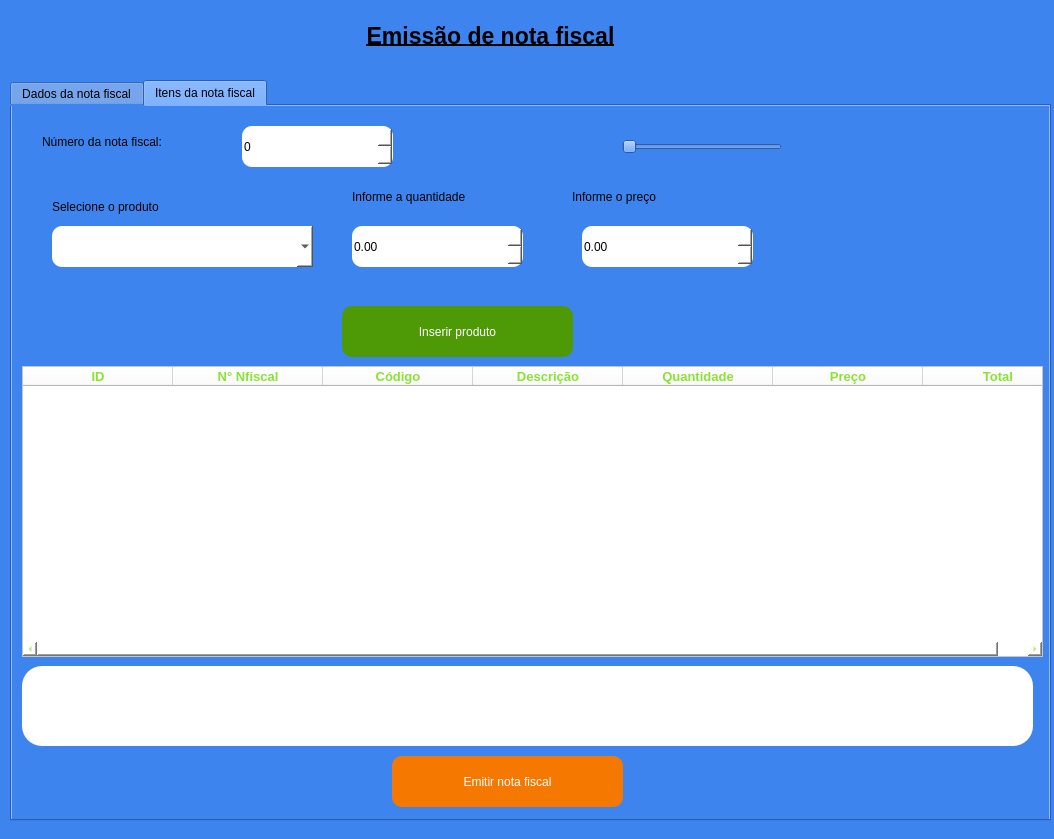
The window that emissao_nf.ui (JVwolfart/PROJETO-SALAO-JOVEM-PROGRAMADOR) describes before a commit, drawn with Qt 5.
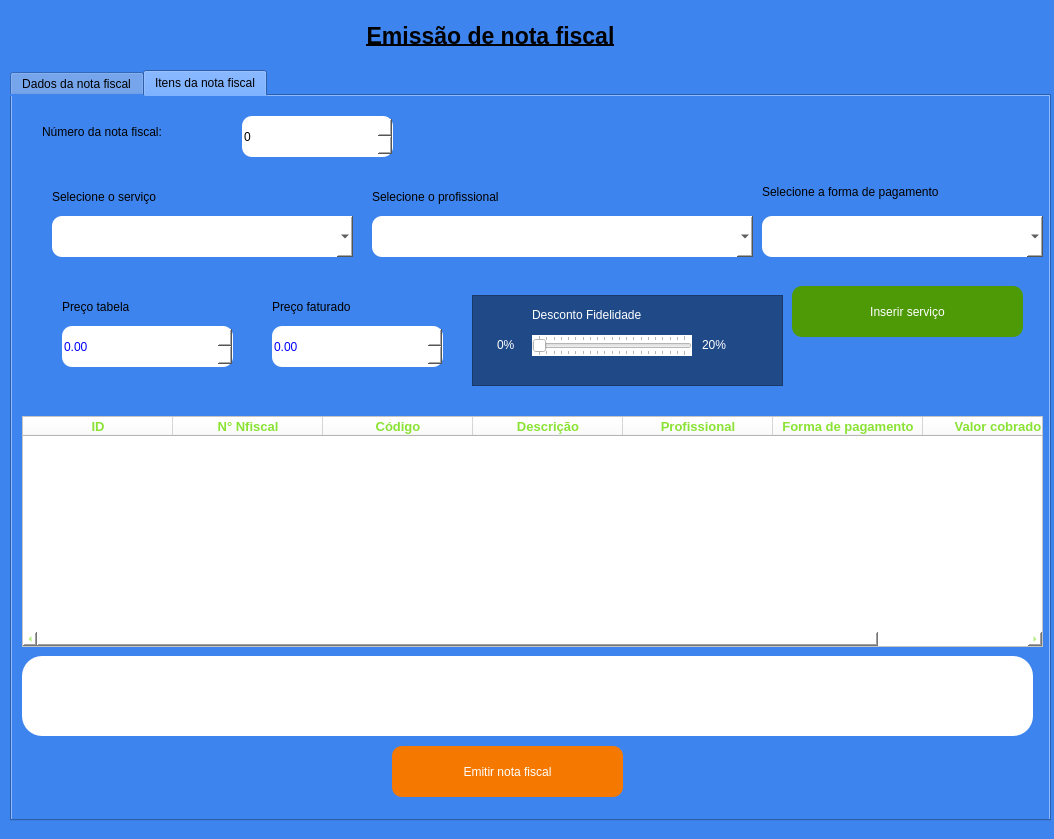
The same window after the commit. The open tabs and pages were chosen to show the change. Icons and pictures are not drawn.

Patch:
```diff
--- a/emissao_nf.ui
+++ b/emissao_nf.ui
@@ -59,9 +59,9 @@
     <property name="geometry">
      <rect>
       <x>10</x>
-      <y>80</y>
+      <y>70</y>
       <width>1041</width>
-      <height>741</height>
+      <height>751</height>
      </rect>
     </property>
     <property name="currentIndex">
@@ -163,9 +163,9 @@
       <property name="geometry">
        <rect>
         <x>10</x>
-        <y>260</y>
+        <y>320</y>
         <width>1021</width>
-        <height>291</height>
+        <height>231</height>
        </rect>
       </property>
       <property name="sizePolicy">
@@ -272,7 +272,7 @@
       </column>
       <column>
        <property name="text">
-        <string>Quantidade</string>
+        <string>Profissional</string>
        </property>
        <property name="font">
         <font>
@@ -287,7 +287,7 @@
       </column>
       <column>
        <property name="text">
-        <string>Preço</string>
+        <string>Forma de pagamento</string>
        </property>
        <property name="font">
         <font>
@@ -302,7 +302,22 @@
       </column>
       <column>
        <property name="text">
-        <string>Total</string>
+        <string>Valor cobrado</string>
+       </property>
+       <property name="font">
+        <font>
+         <pointsize>10</pointsize>
+         <weight>75</weight>
+         <bold>true</bold>
+        </font>
+       </property>
+       <property name="textAlignment">
+        <set>AlignCenter</set>
+       </property>
+      </column>
+      <column>
+       <property name="text">
+        <string>Fidelidade</string>
        </property>
        <property name="font">
         <font>
@@ -355,7 +370,7 @@
        <rect>
         <x>40</x>
         <y>120</y>
-        <width>261</width>
+        <width>301</width>
         <height>41</height>
        </rect>
       </property>
@@ -376,14 +391,17 @@
        </rect>
       </property>
       <property name="text">
-       <string>Selecione o produto</string>
+       <string>Selecione o serviço</string>
       </property>
      </widget>
-     <widget class="QDoubleSpinBox" name="InputQuantidade">
+     <widget class="QDoubleSpinBox" name="InputPtab">
+      <property name="enabled">
+       <bool>false</bool>
+      </property>
       <property name="geometry">
        <rect>
-        <x>340</x>
-        <y>120</y>
+        <x>50</x>
+        <y>230</y>
         <width>171</width>
         <height>41</height>
        </rect>
@@ -392,17 +410,20 @@
        <string notr="true">background-color: rgb(255, 255, 255);
 border-radius: 10px;
 border-color: rgb(0,0,0);
-color: black</string>
+color: blue;</string>
       </property>
       <property name="maximum">
        <double>99999.990000000005239</double>
       </property>
      </widget>
-     <widget class="QDoubleSpinBox" name="InputPreco">
+     <widget class="QDoubleSpinBox" name="InputPfat">
+      <property name="enabled">
+       <bool>false</bool>
+      </property>
       <property name="geometry">
        <rect>
-        <x>570</x>
-        <y>120</y>
+        <x>260</x>
+        <y>230</y>
         <width>171</width>
         <height>41</height>
        </rect>
@@ -411,43 +432,17 @@
        <string notr="true">background-color: rgb(255, 255, 255);
 border-radius: 10px;
 border-color: rgb(0,0,0);
-color: black</string>
+color: blue;</string>
       </property>
       <property name="maximum">
        <double>99999.990000000005239</double>
       </property>
      </widget>
-     <widget class="QLabel" name="label_6">
-      <property name="geometry">
-       <rect>
-        <x>340</x>
-        <y>80</y>
-        <width>191</width>
-        <height>22</height>
-       </rect>
-      </property>
-      <property name="text">
-       <string>Informe a quantidade</string>
-      </property>
-     </widget>
-     <widget class="QLabel" name="label_7">
-      <property name="geometry">
-       <rect>
-        <x>560</x>
-        <y>80</y>
-        <width>191</width>
-        <height>22</height>
-       </rect>
-      </property>
-      <property name="text">
-       <string>Informe o preço</string>
-      </property>
-     </widget>
      <widget class="QPushButton" name="BtnInserir">
       <property name="geometry">
        <rect>
-        <x>330</x>
-        <y>200</y>
+        <x>780</x>
+        <y>190</y>
         <width>231</width>
         <height>51</height>
        </rect>
@@ -461,7 +456,7 @@
 background-color: rgb(78, 154, 6);</string>
       </property>
       <property name="text">
-       <string>Inserir produto</string>
+       <string>Inserir serviço</string>
       </property>
      </widget>
      <widget class="QSpinBox" name="NumeroNf">
@@ -485,6 +480,9 @@
       <property name="readOnly">
        <bool>true</bool>
       </property>
+      <property name="maximum">
+       <number>2147483647</number>
+      </property>
      </widget>
      <widget class="QFrame" name="frame_2">
       <property name="geometry">
@@ -533,24 +531,181 @@
        </property>
       </widget>
      </widget>
-     <widget class="QSlider" name="horizontalSlider">
-      <property name="enabled">
-       <bool>true</bool>
+     <widget class="QLabel" name="label_8">
+      <property name="geometry">
+       <rect>
+        <x>360</x>
+        <y>90</y>
+        <width>221</width>
+        <height>22</height>
+       </rect>
       </property>
+      <property name="text">
+       <string>Selecione o profissional</string>
+      </property>
+     </widget>
+     <widget class="QComboBox" name="comboProfi">
       <property name="geometry">
        <rect>
-        <x>610</x>
-        <y>30</y>
-        <width>160</width>
-        <height>21</height>
+        <x>360</x>
+        <y>120</y>
+        <width>381</width>
+        <height>41</height>
        </rect>
       </property>
       <property name="styleSheet">
-       <string notr="true"/>
+       <string notr="true">background-color: rgb(255, 255, 255);
+border-radius: 10px;
+border-color: rgb(0,0,0);
+color: black</string>
       </property>
-      <property name="orientation">
-       <enum>Qt::Horizontal</enum>
+     </widget>
+     <widget class="QLabel" name="label_9">
+      <property name="geometry">
+       <rect>
+        <x>750</x>
+        <y>80</y>
+        <width>291</width>
+        <height>31</height>
+       </rect>
       </property>
+      <property name="text">
+       <string>Selecione a forma de pagamento</string>
+      </property>
+     </widget>
+     <widget class="QComboBox" name="comboFpag">
+      <property name="geometry">
+       <rect>
+        <x>750</x>
+        <y>120</y>
+        <width>281</width>
+        <height>41</height>
+       </rect>
+      </property>
+      <property name="styleSheet">
+       <string notr="true">background-color: rgb(255, 255, 255);
+border-radius: 10px;
+border-color: rgb(0,0,0);
+color: black</string>
+      </property>
+     </widget>
+     <widget class="QLabel" name="label_7">
+      <property name="geometry">
+       <rect>
+        <x>50</x>
+        <y>200</y>
+        <width>191</width>
+        <height>22</height>
+       </rect>
+      </property>
+      <property name="text">
+       <string>Preço tabela</string>
+      </property>
+     </widget>
+     <widget class="QLabel" name="label_6">
+      <property name="geometry">
+       <rect>
+        <x>260</x>
+        <y>200</y>
+        <width>191</width>
+        <height>22</height>
+       </rect>
+      </property>
+      <property name="text">
+       <string>Preço faturado</string>
+      </property>
+     </widget>
+     <widget class="QFrame" name="frame_vip">
+      <property name="geometry">
+       <rect>
+        <x>460</x>
+        <y>199</y>
+        <width>311</width>
+        <height>91</height>
+       </rect>
+      </property>
+      <property name="styleSheet">
+       <string notr="true">background-color: rgb(32, 74, 135);</string>
+      </property>
+      <property name="frameShape">
+       <enum>QFrame::StyledPanel</enum>
+      </property>
+      <property name="frameShadow">
+       <enum>QFrame::Raised</enum>
+      </property>
+      <widget class="QLabel" name="lbhs_2">
+       <property name="geometry">
+        <rect>
+         <x>230</x>
+         <y>40</y>
+         <width>41</width>
+         <height>20</height>
+        </rect>
+       </property>
+       <property name="styleSheet">
+        <string notr="true">color: rgb(255, 255, 255);</string>
+       </property>
+       <property name="text">
+        <string>20%</string>
+       </property>
+      </widget>
+      <widget class="QLabel" name="lbhs">
+       <property name="geometry">
+        <rect>
+         <x>60</x>
+         <y>10</y>
+         <width>241</width>
+         <height>20</height>
+        </rect>
+       </property>
+       <property name="styleSheet">
+        <string notr="true">color: rgb(255, 255, 255);</string>
+       </property>
+       <property name="text">
+        <string>Desconto Fidelidade</string>
+       </property>
+      </widget>
+      <widget class="QLabel" name="lbhs_3">
+       <property name="geometry">
+        <rect>
+         <x>25</x>
+         <y>40</y>
+         <width>31</width>
+         <height>20</height>
+        </rect>
+       </property>
+       <property name="styleSheet">
+        <string notr="true">color: rgb(255, 255, 255);</string>
+       </property>
+       <property name="text">
+        <string>0%</string>
+       </property>
+      </widget>
+      <widget class="QSlider" name="VipSlider">
+       <property name="enabled">
+        <bool>true</bool>
+       </property>
+       <property name="geometry">
+        <rect>
+         <x>60</x>
+         <y>40</y>
+         <width>160</width>
+         <height>21</height>
+        </rect>
+       </property>
+       <property name="styleSheet">
+        <string notr="true">background-color: rgb(255, 255, 255);</string>
+       </property>
+       <property name="maximum">
+        <number>20</number>
+       </property>
+       <property name="orientation">
+        <enum>Qt::Horizontal</enum>
+       </property>
+       <property name="tickPosition">
+        <enum>QSlider::TicksBothSides</enum>
+       </property>
+      </widget>
      </widget>
     </widget>
    </widget>
```
Left out of the diff: 4 changed lines with no effect on the pictures.
